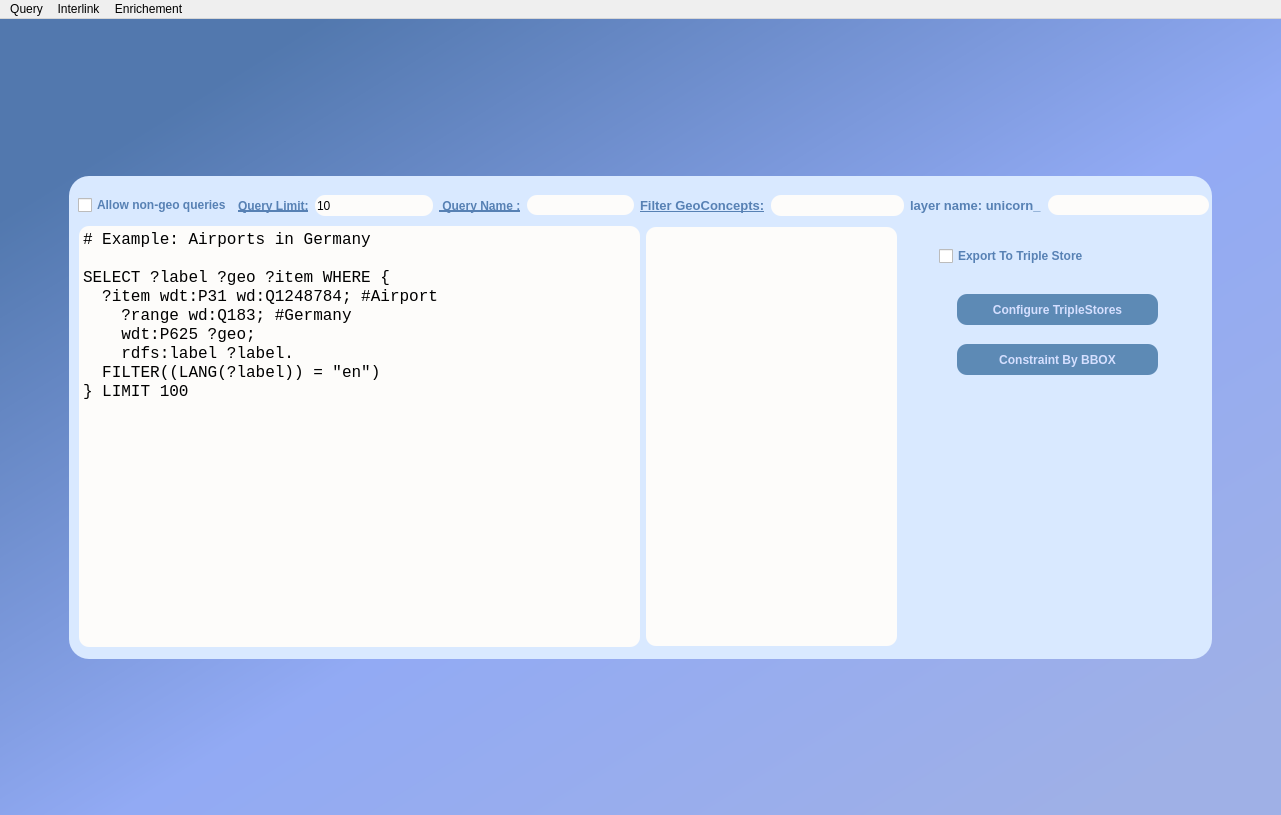
Before: the Qt Designer form sparql_unicorn_dialog_base_simp.ui in Cprudhomme/SpaLOD_qgis_plugin, drawn with Qt 5.
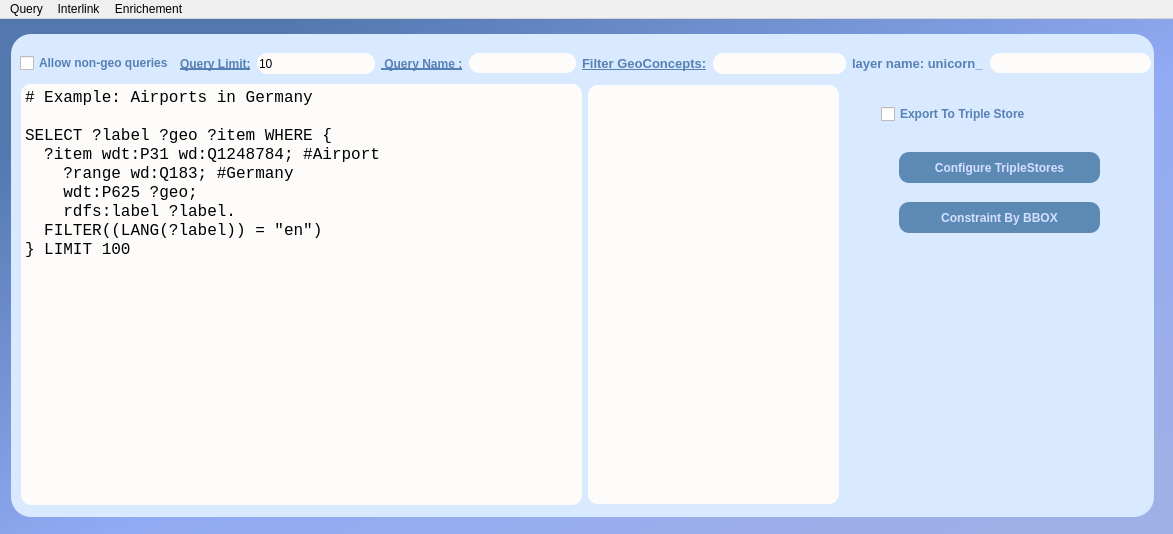
After: the same form once the commit is applied.

What changed in the file:
```diff
--- a/sparql_unicorn_dialog_base_simp.ui
+++ b/sparql_unicorn_dialog_base_simp.ui
@@ -6,8 +6,8 @@
    <rect>
     <x>0</x>
     <y>0</y>
-    <width>1281</width>
-    <height>815</height>
+    <width>1173</width>
+    <height>534</height>
    </rect>
   </property>
   <property name="windowTitle">
@@ -489,7 +489,7 @@
     <rect>
      <x>0</x>
      <y>0</y>
-     <width>1281</width>
+     <width>1173</width>
      <height>21</height>
     </rect>
    </property>
```
Left out of the diff: 6 changed lines with no effect on the pictures.
